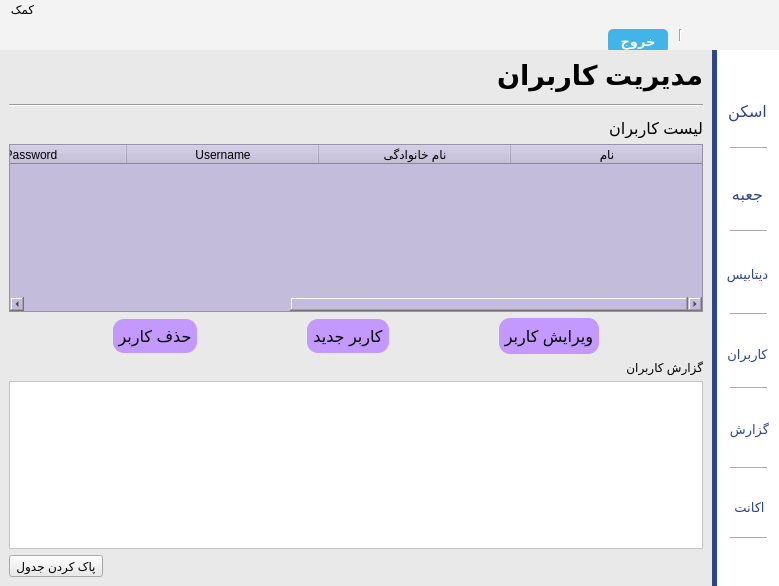
Qt form main.ui (AmirNikravan/Barcode) before a commit.
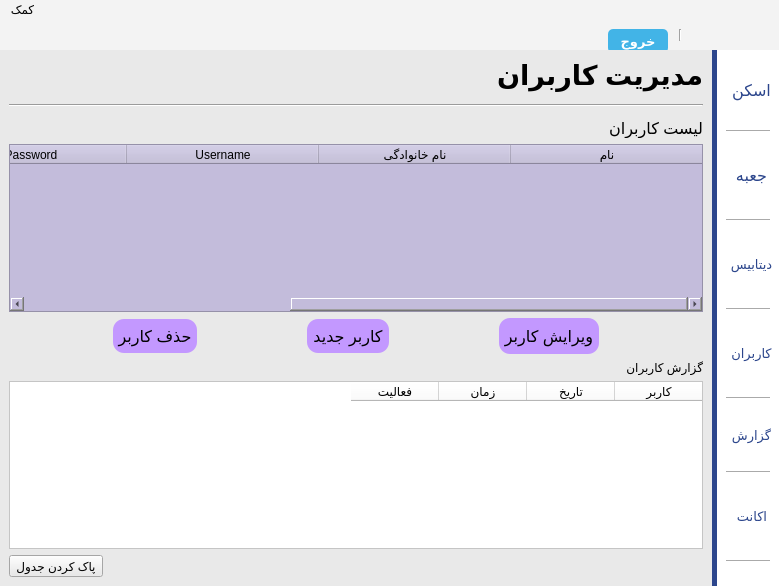
The same form after that commit. The open tabs and pages were chosen to show the change. Icons and pictures are not drawn.

What changed in the file:
```diff
--- a/main.ui
+++ b/main.ui
@@ -104,8 +104,10 @@
         <widget class="QLabel" name="label_day">
          <property name="font">
           <font>
-           <family>IRANSansXV Light</family>
-           <pointsize>10</pointsize>
+           <family>IRANSansXFaNum</family>
+           <pointsize>11</pointsize>
+           <weight>75</weight>
+           <bold>true</bold>
           </font>
          </property>
          <property name="text">
@@ -1144,10 +1146,39 @@
            </widget>
           </item>
           <item>
-           <widget class="QTableWidget" name="tableWidget_3">
+           <widget class="QTableWidget" name="tableWidget_userstatus">
+            <property name="layoutDirection">
+             <enum>Qt::RightToLeft</enum>
+            </property>
             <property name="styleSheet">
              <string notr="true">background-color: rgb(255, 255, 255);</string>
             </property>
+            <property name="editTriggers">
+             <set>QAbstractItemView::NoEditTriggers</set>
+            </property>
+            <attribute name="horizontalHeaderDefaultSectionSize">
+             <number>88</number>
+            </attribute>
+            <column>
+             <property name="text">
+              <string>کاربر</string>
+             </property>
+            </column>
+            <column>
+             <property name="text">
+              <string>تاریخ</string>
+             </property>
+            </column>
+            <column>
+             <property name="text">
+              <string>زمان</string>
+             </property>
+            </column>
+            <column>
+             <property name="text">
+              <string>فعالیت</string>
+             </property>
+            </column>
            </widget>
           </item>
           <item>
@@ -2261,18 +2292,12 @@
         <property name="styleSheet">
          <string notr="true">background-color: #FFFFFF;</string>
         </property>
+        <layout class="QVBoxLayout" name="verticalLayout_2">
+         <item>
         <widget class="QToolButton" name="toolButton_navigscan">
-         <property name="geometry">
-          <rect>
-           <x>0</x>
-           <y>32</y>
-           <width>61</width>
-           <height>58</height>
-          </rect>
-         </property>
          <property name="minimumSize">
           <size>
-           <width>61</width>
+             <width>51</width>
            <height>52</height>
           </size>
          </property>
@@ -2307,21 +2332,43 @@
           <enum>Qt::ToolButtonTextUnderIcon</enum>
          </property>
         </widget>
+         </item>
+         <item>
+          <widget class="Line" name="line_7">
+           <property name="sizePolicy">
+            <sizepolicy hsizetype="Minimum" vsizetype="Fixed">
+             <horstretch>0</horstretch>
+             <verstretch>0</verstretch>
+            </sizepolicy>
+           </property>
+           <property name="minimumSize">
+            <size>
+             <width>35</width>
+             <height>8</height>
+            </size>
+           </property>
+           <property name="maximumSize">
+            <size>
+             <width>58</width>
+             <height>16777215</height>
+            </size>
+           </property>
+           <property name="styleSheet">
+            <string notr="true">color: #CECECE;</string>
+           </property>
+           <property name="orientation">
+            <enum>Qt::Horizontal</enum>
+           </property>
+          </widget>
+         </item>
+         <item>
         <widget class="QToolButton" name="toolButton_navigbox">
          <property name="enabled">
           <bool>true</bool>
          </property>
-         <property name="geometry">
-          <rect>
-           <x>0</x>
-           <y>110</y>
-           <width>61</width>
-           <height>68</height>
-          </rect>
-         </property>
          <property name="minimumSize">
           <size>
-           <width>54</width>
+             <width>51</width>
            <height>59</height>
           </size>
          </property>
@@ -2356,18 +2403,37 @@
           <enum>Qt::ToolButtonTextUnderIcon</enum>
          </property>
         </widget>
+         </item>
+         <item>
+          <widget class="Line" name="line_8">
+           <property name="sizePolicy">
+            <sizepolicy hsizetype="Minimum" vsizetype="Fixed">
+             <horstretch>0</horstretch>
+             <verstretch>0</verstretch>
+            </sizepolicy>
+           </property>
+           <property name="minimumSize">
+            <size>
+             <width>1</width>
+             <height>8</height>
+            </size>
+           </property>
+           <property name="maximumSize">
+            <size>
+             <width>54</width>
+             <height>16777215</height>
+            </size>
+           </property>
+           <property name="orientation">
+            <enum>Qt::Horizontal</enum>
+           </property>
+          </widget>
+         </item>
+         <item>
         <widget class="QToolButton" name="toolButton_navigdatabase">
-         <property name="geometry">
-          <rect>
-           <x>0</x>
-           <y>190</y>
-           <width>61</width>
-           <height>68</height>
-          </rect>
-         </property>
          <property name="minimumSize">
           <size>
-           <width>54</width>
+             <width>51</width>
            <height>59</height>
           </size>
          </property>
@@ -2402,18 +2468,37 @@
           <enum>Qt::ToolButtonTextUnderIcon</enum>
          </property>
         </widget>
+         </item>
+         <item>
+          <widget class="Line" name="line_9">
+           <property name="sizePolicy">
+            <sizepolicy hsizetype="Minimum" vsizetype="Fixed">
+             <horstretch>0</horstretch>
+             <verstretch>0</verstretch>
+            </sizepolicy>
+           </property>
+           <property name="minimumSize">
+            <size>
+             <width>1</width>
+             <height>8</height>
+            </size>
+           </property>
+           <property name="maximumSize">
+            <size>
+             <width>55</width>
+             <height>16777215</height>
+            </size>
+           </property>
+           <property name="orientation">
+            <enum>Qt::Horizontal</enum>
+           </property>
+          </widget>
+         </item>
+         <item>
         <widget class="QToolButton" name="toolButton_naviguser">
-         <property name="geometry">
-          <rect>
-           <x>0</x>
-           <y>270</y>
-           <width>61</width>
-           <height>68</height>
-          </rect>
-         </property>
          <property name="minimumSize">
           <size>
-           <width>54</width>
+             <width>51</width>
            <height>59</height>
           </size>
          </property>
@@ -2448,21 +2533,40 @@
           <enum>Qt::ToolButtonTextUnderIcon</enum>
          </property>
         </widget>
+         </item>
+         <item>
+          <widget class="Line" name="line_10">
+           <property name="sizePolicy">
+            <sizepolicy hsizetype="Minimum" vsizetype="Fixed">
+             <horstretch>0</horstretch>
+             <verstretch>0</verstretch>
+            </sizepolicy>
+           </property>
+           <property name="minimumSize">
+            <size>
+             <width>1</width>
+             <height>8</height>
+            </size>
+           </property>
+           <property name="maximumSize">
+            <size>
+             <width>57</width>
+             <height>16777215</height>
+            </size>
+           </property>
+           <property name="orientation">
+            <enum>Qt::Horizontal</enum>
+           </property>
+          </widget>
+         </item>
+         <item>
         <widget class="QToolButton" name="toolButton_navigreport">
          <property name="enabled">
           <bool>true</bool>
          </property>
-         <property name="geometry">
-          <rect>
-           <x>2</x>
-           <y>345</y>
-           <width>61</width>
-           <height>68</height>
-          </rect>
-         </property>
          <property name="minimumSize">
           <size>
-           <width>54</width>
+             <width>51</width>
            <height>44</height>
           </size>
          </property>
@@ -2497,21 +2601,40 @@
           <enum>Qt::ToolButtonTextUnderIcon</enum>
          </property>
         </widget>
+         </item>
+         <item>
+          <widget class="Line" name="line_11">
+           <property name="sizePolicy">
+            <sizepolicy hsizetype="Minimum" vsizetype="Fixed">
+             <horstretch>0</horstretch>
+             <verstretch>0</verstretch>
+            </sizepolicy>
+           </property>
+           <property name="minimumSize">
+            <size>
+             <width>1</width>
+             <height>8</height>
+            </size>
+           </property>
+           <property name="maximumSize">
+            <size>
+             <width>56</width>
+             <height>16777215</height>
+            </size>
+           </property>
+           <property name="orientation">
+            <enum>Qt::Horizontal</enum>
+           </property>
+          </widget>
+         </item>
+         <item>
         <widget class="QToolButton" name="toolButton_navigaccount">
          <property name="enabled">
           <bool>true</bool>
          </property>
-         <property name="geometry">
-          <rect>
-           <x>2</x>
-           <y>428</y>
-           <width>61</width>
-           <height>59</height>
-          </rect>
-         </property>
          <property name="minimumSize">
           <size>
-           <width>61</width>
+             <width>52</width>
            <height>59</height>
           </size>
          </property>
@@ -2546,173 +2669,9 @@
           <enum>Qt::ToolButtonTextUnderIcon</enum>
          </property>
         </widget>
-        <widget class="Line" name="line_7">
-         <property name="geometry">
-          <rect>
-           <x>13</x>
-           <y>90</y>
-           <width>37</width>
-           <height>16</height>
-          </rect>
-         </property>
-         <property name="sizePolicy">
-          <sizepolicy hsizetype="Minimum" vsizetype="Fixed">
-           <horstretch>0</horstretch>
-           <verstretch>0</verstretch>
-          </sizepolicy>
-         </property>
-         <property name="minimumSize">
-          <size>
-           <width>1</width>
-           <height>8</height>
-          </size>
-         </property>
-         <property name="maximumSize">
-          <size>
-           <width>37</width>
-           <height>16777215</height>
-          </size>
-         </property>
-         <property name="styleSheet">
-          <string notr="true">color: #CECECE;</string>
-         </property>
-         <property name="orientation">
-          <enum>Qt::Horizontal</enum>
-         </property>
-        </widget>
-        <widget class="Line" name="line_8">
-         <property name="geometry">
-          <rect>
-           <x>13</x>
-           <y>173</y>
-           <width>37</width>
-           <height>16</height>
-          </rect>
-         </property>
-         <property name="sizePolicy">
-          <sizepolicy hsizetype="Minimum" vsizetype="Fixed">
-           <horstretch>0</horstretch>
-           <verstretch>0</verstretch>
-          </sizepolicy>
-         </property>
-         <property name="minimumSize">
-          <size>
-           <width>1</width>
-           <height>8</height>
-          </size>
-         </property>
-         <property name="maximumSize">
-          <size>
-           <width>37</width>
-           <height>16777215</height>
-          </size>
-         </property>
-         <property name="orientation">
-          <enum>Qt::Horizontal</enum>
-         </property>
-        </widget>
-        <widget class="Line" name="line_9">
-         <property name="geometry">
-          <rect>
-           <x>13</x>
-           <y>257</y>
-           <width>37</width>
-           <height>15</height>
-          </rect>
-         </property>
-         <property name="sizePolicy">
-          <sizepolicy hsizetype="Minimum" vsizetype="Fixed">
-           <horstretch>0</horstretch>
-           <verstretch>0</verstretch>
-          </sizepolicy>
-         </property>
-         <property name="minimumSize">
-          <size>
-           <width>1</width>
-           <height>8</height>
-          </size>
-         </property>
-         <property name="maximumSize">
-          <size>
-           <width>37</width>
-           <height>16777215</height>
-          </size>
-         </property>
-         <property name="orientation">
-          <enum>Qt::Horizontal</enum>
-         </property>
-        </widget>
-        <widget class="Line" name="line_10">
-         <property name="geometry">
-          <rect>
-           <x>13</x>
-           <y>330</y>
-           <width>37</width>
-           <height>16</height>
-          </rect>
-         </property>
-         <property name="sizePolicy">
-          <sizepolicy hsizetype="Minimum" vsizetype="Fixed">
-           <horstretch>0</horstretch>
-           <verstretch>0</verstretch>
-          </sizepolicy>
-         </property>
-         <property name="minimumSize">
-          <size>
-           <width>1</width>
-           <height>8</height>
-          </size>
-         </property>
-         <property name="maximumSize">
-          <size>
-           <width>37</width>
-           <height>16777215</height>
-          </size>
-         </property>
-         <property name="orientation">
-          <enum>Qt::Horizontal</enum>
-         </property>
-        </widget>
-        <widget class="Line" name="line_11">
-         <property name="geometry">
-          <rect>
-           <x>13</x>
-           <y>410</y>
-           <width>37</width>
-           <height>16</height>
-          </rect>
-         </property>
-         <property name="sizePolicy">
-          <sizepolicy hsizetype="Minimum" vsizetype="Fixed">
-           <horstretch>0</horstretch>
-           <verstretch>0</verstretch>
-          </sizepolicy>
-         </property>
-         <property name="minimumSize">
-          <size>
-           <width>1</width>
-           <height>8</height>
-          </size>
-         </property>
-         <property name="maximumSize">
-          <size>
-           <width>37</width>
-           <height>16777215</height>
-          </size>
-         </property>
-         <property name="orientation">
-          <enum>Qt::Horizontal</enum>
-         </property>
-        </widget>
+         </item>
+         <item>
         <widget class="Line" name="line_12">
-         <property name="geometry">
-          <rect>
-           <x>13</x>
-           <y>480</y>
-           <width>37</width>
-           <height>16</height>
-          </rect>
-         </property>
          <property name="sizePolicy">
           <sizepolicy hsizetype="Minimum" vsizetype="Fixed">
            <horstretch>0</horstretch>
@@ -2721,13 +2680,13 @@
          </property>
          <property name="minimumSize">
           <size>
-           <width>1</width>
+             <width>15</width>
            <height>8</height>
           </size>
          </property>
          <property name="maximumSize">
           <size>
-           <width>37</width>
+             <width>61</width>
            <height>16777215</height>
           </size>
          </property>
@@ -2735,6 +2694,8 @@
           <enum>Qt::Horizontal</enum>
          </property>
         </widget>
+         </item>
+        </layout>
        </widget>
       </item>
      </layout>
```
Left out of the diff: 25 changed lines with no effect on the pictures. Lines whose indentation alone changed are shown as unchanged.
